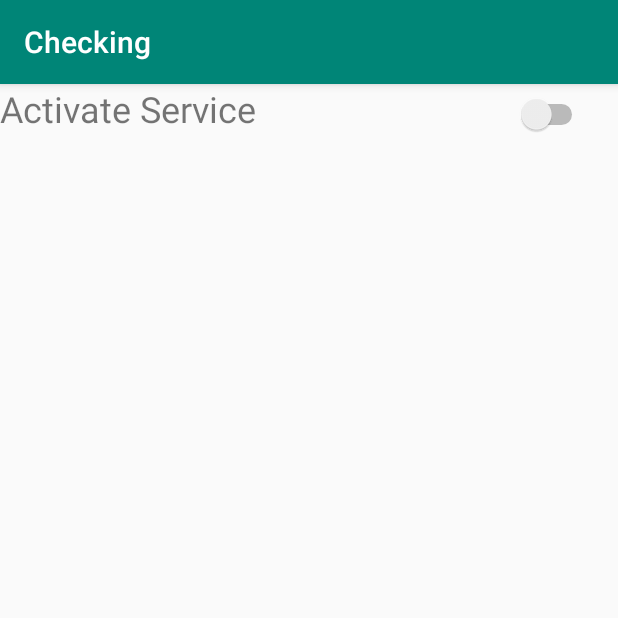
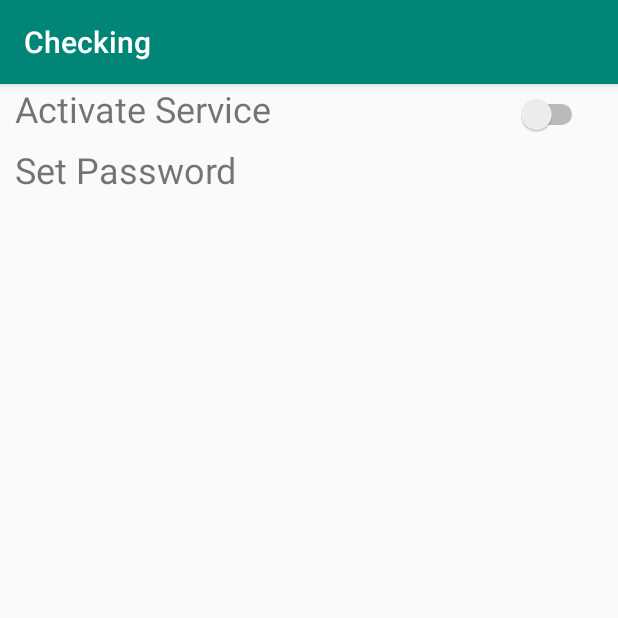
Before and after one commit to DevyankShaw/Prophone, an Android app: the screen it shows after launch (MainActivity), on a phone screen of 412 x 824 dp, the top half of it. Run offline under Robolectric (Android 15) with nearby library versions, the phone set to English and light mode, and no system bars.

Commit message:
Implemented KeyPad Security where user can set their own password

```diff
--- a/app/src/main/java/com/example/devyankshaw/checking/MainActivity.java
+++ b/app/src/main/java/com/example/devyankshaw/checking/MainActivity.java
@@ -9,6 +9,7 @@ import android.content.ContextWrapper;
 import android.content.Intent;
 import android.content.IntentFilter;
 import android.content.SharedPreferences;
+import android.content.pm.PackageManager;
 import android.net.ConnectivityManager;
 import android.net.Uri;
 import android.os.Build;
@@ -19,9 +20,11 @@ import android.support.v4.content.ContextCompat;
 import android.support.v7.app.AppCompatActivity;
 import android.os.Bundle;
 import android.util.Log;
+import android.view.View;
 import android.view.WindowManager;
 import android.widget.CompoundButton;
 import android.widget.Switch;
+import android.widget.TextView;
 import android.widget.Toast;
 
 public class MainActivity extends AppCompatActivity {
@@ -31,10 +34,20 @@ public class MainActivity extends AppCompatActivity {
     public static final String PREFS_NAME = "MyPrefsFile";
     public final static int REQUEST_CODE = 123;
     private static final int IGNORE_BATTERY_OPTIMIZATION_REQUEST = 1002;
+
+    private TextView txtSetPassword;
     @Override
     protected void onCreate(Bundle savedInstanceState) {
         super.onCreate(savedInstanceState);
         setContentView(R.layout.activity_main);
+
+        txtSetPassword = findViewById(R.id.txtSetPassword);
+        txtSetPassword.setOnClickListener(new View.OnClickListener() {
+            @Override
+            public void onClick(View v) {
+                startActivity(new Intent(MainActivity.this, PasswordActivity.class));
+            }
+        });
 
         swtSwitch = findViewById(R.id.swtService);
 
--- a/app/src/main/res/layout/activity_lock_screen.xml
+++ b/app/src/main/res/layout/activity_lock_screen.xml
@@ -156,4 +156,5 @@
             app:layout_constraintStart_toStartOf="parent" />
 
 
+
 </android.support.constraint.ConstraintLayout>
--- a/app/src/main/res/layout/activity_main.xml
+++ b/app/src/main/res/layout/activity_main.xml
@@ -7,6 +7,7 @@
     tools:context=".MainActivity">
 
     <LinearLayout
+        android:id="@+id/linearLayout"
         android:layout_width="match_parent"
         android:layout_height="wrap_content"
         android:orientation="horizontal"
@@ -20,7 +21,8 @@
             android:layout_height="wrap_content"
             android:layout_weight="4"
             android:text="Activate Service"
-            android:textSize="24sp" />
+            android:textSize="24sp"
+            android:paddingLeft="10dp"/>
 
         <Switch
             android:id="@+id/swtService"
@@ -29,4 +31,17 @@
             android:layout_weight="1"
             android:paddingRight="20dp" />
     </LinearLayout>
+
+    <TextView
+        android:id="@+id/txtSetPassword"
+        android:layout_width="0dp"
+        android:layout_height="wrap_content"
+        android:layout_marginTop="8dp"
+        android:paddingLeft="10dp"
+        android:text="Set Password"
+        android:textSize="24sp"
+        app:layout_constraintEnd_toEndOf="parent"
+        app:layout_constraintHorizontal_bias="0.0"
+        app:layout_constraintStart_toStartOf="parent"
+        app:layout_constraintTop_toBottomOf="@+id/linearLayout" />
 </android.support.constraint.ConstraintLayout>
```
Also changed, not shown: app/src/main/AndroidManifest.xml (+10 -11 lines), app/src/main/java/com/example/devyankshaw/checking/LockScreen.java (+7 -1 lines). Lines whose indentation alone changed are shown as unchanged.
